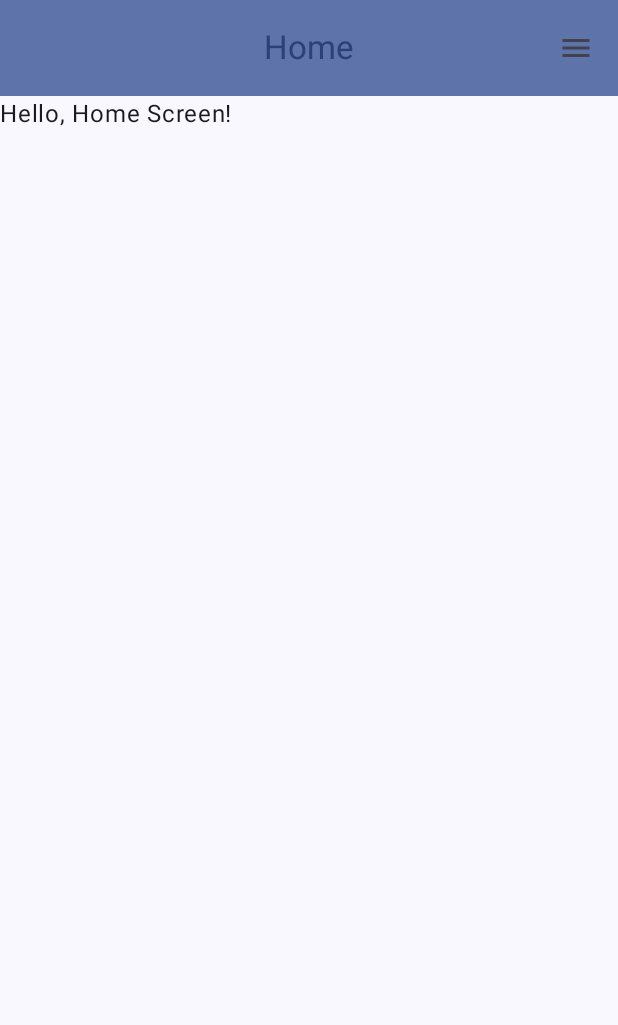
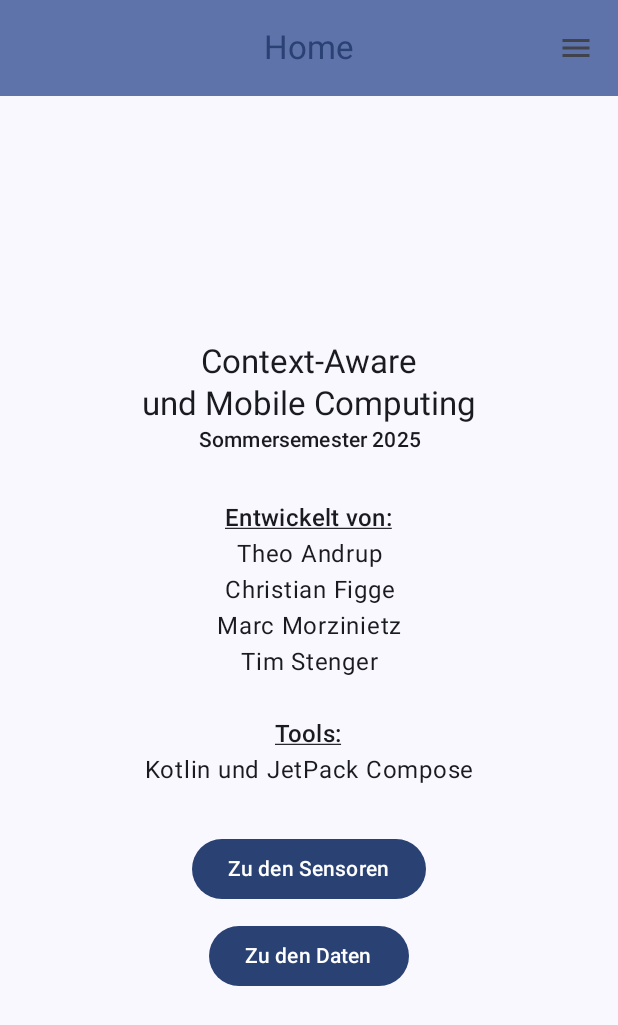
Before and after one commit to ChristianFigge/camc-praktikum1, an Android app built with Jetpack Compose: the screen it shows after launch (MainActivity), on a phone screen of 412 x 824 dp. Shown: the top 1025 px of the screen. Run offline under Robolectric (Android 15) with nearby library versions, the phone set to English and light mode, and no system bars.

Commit message:
HomeScreen content, dev credits

```diff
--- a/app/src/main/java/com/example/camc_praktikum1/CAMCApp.kt
+++ b/app/src/main/java/com/example/camc_praktikum1/CAMCApp.kt
@@ -82,7 +82,7 @@ fun CAMCApp(
                                 "CAMC Praktikum",
                                 style = MaterialTheme.typography.titleLarge
                             )
-                            Text("Team Datenkraken",
+                            Text("© Datenkraken, 2025",
                                 style = MaterialTheme.typography.labelLarge
                             )
                         }
@@ -134,8 +134,11 @@ fun CAMCApp(
                     //.verticalScroll(rememberScrollState())
                     .padding(innerPadding)
             ) {
-                composable(route = HOME_ROUTE) {
-                    HomeScreen()
+                composable(route = AppScreenData.Home.name) {
+                    HomeScreen(
+                        onGotoSensorsClick = { navController.navigate(AppScreenData.AllSensors.name) },
+                        onGotoDataClick = { navController.navigate(AppScreenData.Data.name) }
+                    )
                 }
                 composable(route = AppScreenData.AllSensors.name) {
                     AllSensorsScreen()
--- a/app/src/main/java/com/example/camc_praktikum1/ui/screens/HomeScreen.kt
+++ b/app/src/main/java/com/example/camc_praktikum1/ui/screens/HomeScreen.kt
@@ -1,15 +1,74 @@
 package com.example.camc_praktikum1.ui.screens
 
+import androidx.compose.foundation.layout.Arrangement
+import androidx.compose.foundation.layout.Column
+import androidx.compose.foundation.layout.Spacer
+import androidx.compose.foundation.layout.height
+import androidx.compose.material3.Button
+import androidx.compose.material3.MaterialTheme
 import androidx.compose.material3.Text
 import androidx.compose.runtime.Composable
+import androidx.compose.ui.Alignment
 import androidx.compose.ui.Modifier
+import androidx.compose.ui.text.style.TextAlign
+import androidx.compose.ui.text.style.TextDecoration
+import androidx.compose.ui.unit.dp
 
 @Composable
 fun HomeScreen(
+    onGotoSensorsClick: () -> Unit,
+    onGotoDataClick: () -> Unit,
     modifier: Modifier = Modifier,
 ) {
-    Text(
-        text = "Hello, Home Screen!",
-        modifier = modifier
-    )
+    Column(
+        horizontalAlignment = Alignment.CenterHorizontally,
+        verticalArrangement = Arrangement.Center,
+    ) {
+        Text(
+            "Context-Aware\nund Mobile Computing",
+            textAlign = TextAlign.Center,
+            style= MaterialTheme.typography.titleLarge)
+        Text("Sommersemester 2025",
+            textAlign = TextAlign.Center,
+            style= MaterialTheme.typography.titleSmall)
+
+        Spacer(Modifier.height(30.dp))
+
+        Text("Entwickelt von:",
+            textDecoration = TextDecoration.Underline,
+            style= MaterialTheme.typography.titleMedium)
+        Text(
+            "Theo Andrup\n" +
+            "Christian Figge\n" +
+            "Marc Morzinietz\n" +
+            "Tim Stenger",
+            textAlign = TextAlign.Center
+        )
+
+        //Spacer(modifier = Modifier.height(10.dp))
+        Text("")
+
+        Text("Tools:",
+            textDecoration = TextDecoration.Underline,
+            style= MaterialTheme.typography.titleMedium)
+        Text(
+            "Kotlin und JetPack Compose",
+            textAlign = TextAlign.Center
+        )
+
+        Spacer(Modifier.height(30.dp))
+
+        Button(
+            content = { Text("Zu den Sensoren") },
+            onClick = { onGotoSensorsClick() }
+        )
+        Spacer(Modifier.height(10.dp))
+        Button(
+            content = { Text("Zu den Daten") },
+            onClick = { onGotoDataClick() }
+        )
+
+
+
+    }
 }
```
